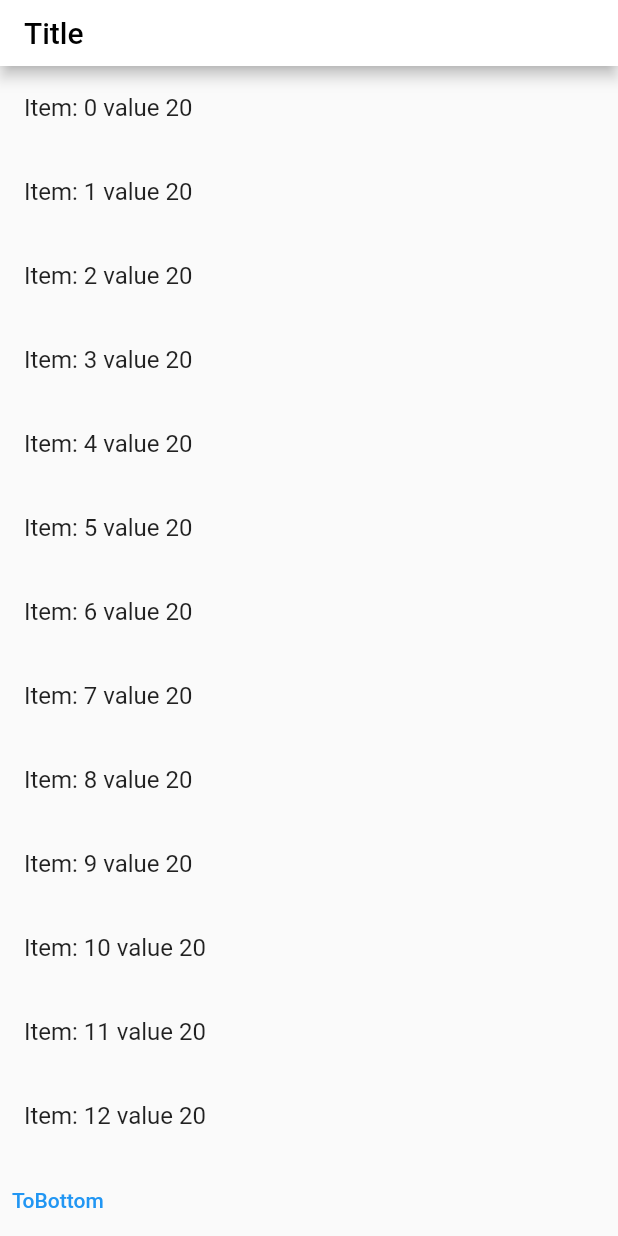
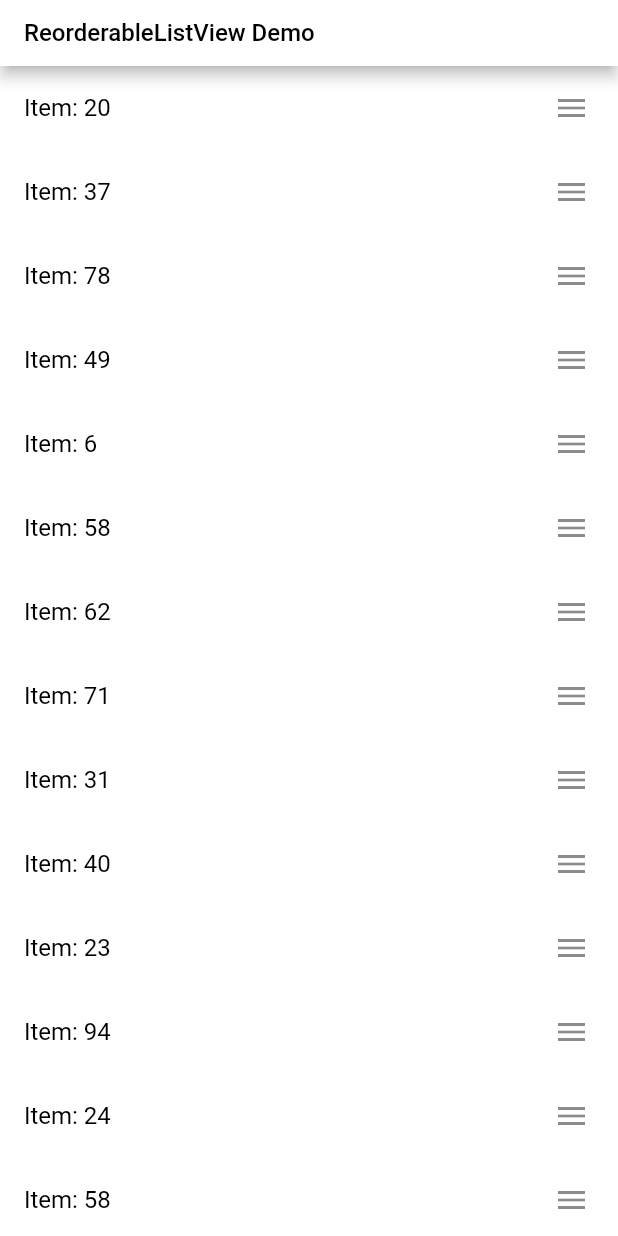
Before and after one commit to mangonob/flutter_demo, a Flutter app: the screen it shows after launch, on a phone screen of 412 x 824 dp. Run offline on Flutter 3.47's test engine with Material 2 defaults, Android fonts, the phone set to English and light mode, and no system bars; our stand-ins replace charts_flutter, extended_nested_scroll_view, flutter_easyloading, tuple.

Commit message:
feat: Reorderable List

```diff
--- a/lib/list_demo.dart
+++ b/lib/list_demo.dart
@@ -1,4 +1,3 @@
-import 'dart:async';
 import 'dart:math';
 
 import 'package:flutter/material.dart';
--- a/lib/main.dart
+++ b/lib/main.dart
@@ -1,6 +1,6 @@
 import 'package:flutter/material.dart';
-import 'package:flutter_demo/list_demo.dart';
 import 'package:flutter_demo/only_text.dart';
+import 'package:flutter_demo/reorder_demo.dart';
 import 'package:flutter_demo/routes/routes.dart';
 import 'package:flutter_easyloading/flutter_easyloading.dart';
 
@@ -13,7 +13,7 @@ void main() {
         Routes.third: (_) => OnlyText(text: "third"),
       },
       title: "My app",
-      home: ListDemo(),
+      home: ReorderDemo(),
       builder: EasyLoading.init(),
     ),
   );
--- /dev/null
+++ b/lib/reorder_demo.dart
@@ -0,0 +1,74 @@
+import 'dart:math';
+
+import 'package:flutter/gestures.dart';
+import 'package:flutter/material.dart';
+import 'package:quiver/iterables.dart';
+
+class ReorderDemo extends StatefulWidget {
+  @override
+  _ReorderDemoState createState() => _ReorderDemoState();
+}
+
+class _ReorderDemoState extends State<ReorderDemo> {
+  late List<int> _datas;
+
+  @override
+  void initState() {
+    super.initState();
+
+    final sRandom = Random.secure();
+    _datas = List.generate(42, (index) => sRandom.nextInt(100));
+  }
+
+  @override
+  Widget build(BuildContext context) {
+    return Scaffold(
+      appBar: AppBar(
+        toolbarHeight: 44,
+        backgroundColor: Colors.white,
+        title: Text("ReorderableListView Demo",
+            style: TextStyle(
+              color: Colors.black,
+              fontSize: 16,
+            )),
+      ),
+      body: ReorderableListView(
+        dragStartBehavior: DragStartBehavior.start,
+        onReorder: (oldIndex, newIndex) {
+          setState(
+            () => _datas.insert(
+              newIndex >= oldIndex ? newIndex - 1 : newIndex,
+              _datas.removeAt(oldIndex),
+            ),
+          );
+        },
+        children: [
+          for (final entry in enumerate(_datas))
+            Container(
+              color: Colors.white,
+              key: ValueKey(entry.index),
+              child: ListTile(
+                title: Text(
+                  "Item: ${entry.value}",
+                  style: TextStyle(
+                    color: Colors.black,
+                    fontSize: 16,
+                  ),
+                ),
+                trailing: ReorderableDragStartListener(
+                  index: entry.index,
+                  child: Container(
+                    width: 30,
+                    height: 30,
+                    child: Center(
+                      child: Icon(Icons.menu),
+                    ),
+                  ),
+                ),
+              ),
+            )
+        ],
+      ),
+    );
+  }
+}
--- a/pubspec.yaml
+++ b/pubspec.yaml
@@ -35,6 +35,7 @@ dependencies:
   tuple: ^2.0.0
   extended_nested_scroll_view: ^4.0.0
   focus_detector: ^2.0.0
+  reorderables: ^0.4.1
 
 dev_dependencies:
   flutter_test:
```
Also changed, not shown: pubspec.lock.
